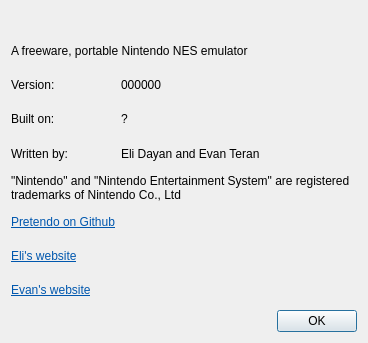
eteran/pretendo, file src/qt/About.ui: the form before one commit.
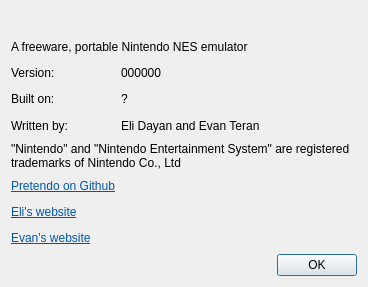
The form after the commit. Icons and pictures are not drawn.

Patch:
```diff
--- a/src/qt/About.ui
+++ b/src/qt/About.ui
@@ -7,7 +7,7 @@
     <x>0</x>
     <y>0</y>
     <width>368</width>
-    <height>343</height>
+    <height>287</height>
    </rect>
   </property>
   <property name="sizePolicy">
```
